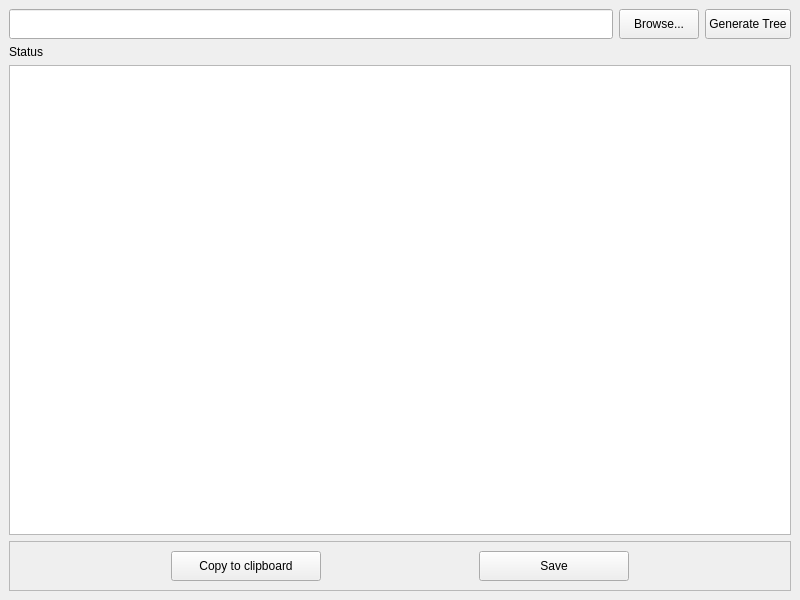
This is mainwindow.ui in sylvanoMTL/ArborescenceASCII as Qt 5 draws it before an edit. The edited form follows.
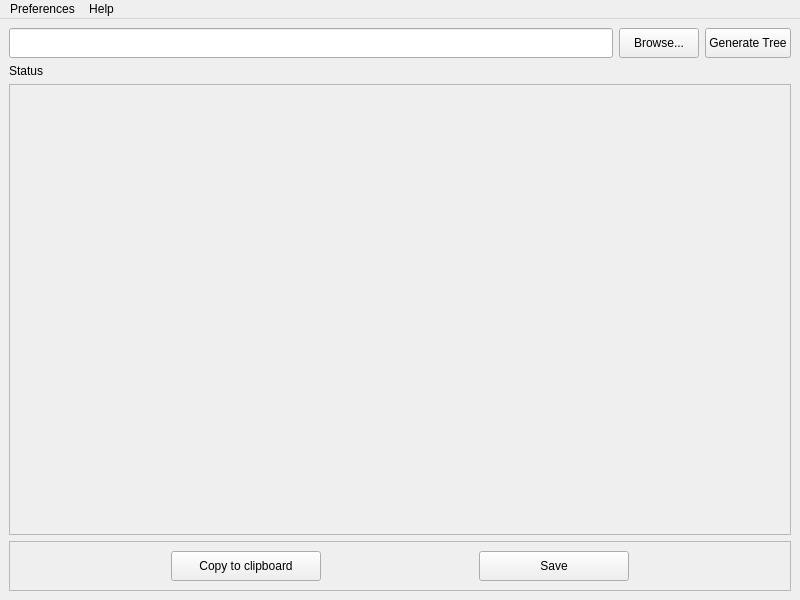
This is the edited form.

The edit to the form file:
```diff
--- a/mainwindow.ui
+++ b/mainwindow.ui
@@ -72,7 +72,11 @@
      </widget>
     </item>
     <item>
-     <widget class="QTextEdit" name="preview_text"/>
+     <widget class="QTextEdit" name="preview_text">
+      <property name="enabled">
+       <bool>false</bool>
+      </property>
+     </widget>
     </item>
     <item>
      <widget class="QFrame" name="frame">
@@ -126,6 +130,43 @@
     </item>
    </layout>
   </widget>
+  <widget class="QMenuBar" name="menuBar">
+   <property name="geometry">
+    <rect>
+     <x>0</x>
+     <y>0</y>
+     <width>800</width>
+     <height>33</height>
+    </rect>
+   </property>
+   <widget class="QMenu" name="menuPrefe">
+    <property name="title">
+     <string>Preferences</string>
+    </property>
+    <addaction name="actionDetails"/>
+   </widget>
+   <widget class="QMenu" name="menuHelp">
+    <property name="title">
+     <string>Help</string>
+    </property>
+    <addaction name="actionAbout"/>
+   </widget>
+   <addaction name="menuPrefe"/>
+   <addaction name="menuHelp"/>
+  </widget>
+  <action name="actionAbout">
+   <property name="checkable">
+    <bool>true</bool>
+   </property>
+   <property name="text">
+    <string>About</string>
+   </property>
+  </action>
+  <action name="actionDetails">
+   <property name="text">
+    <string>Details</string>
+   </property>
+  </action>
  </widget>
  <resources/>
  <connections/>
```
Left out of the diff: 2 changed lines with no effect on the pictures.
